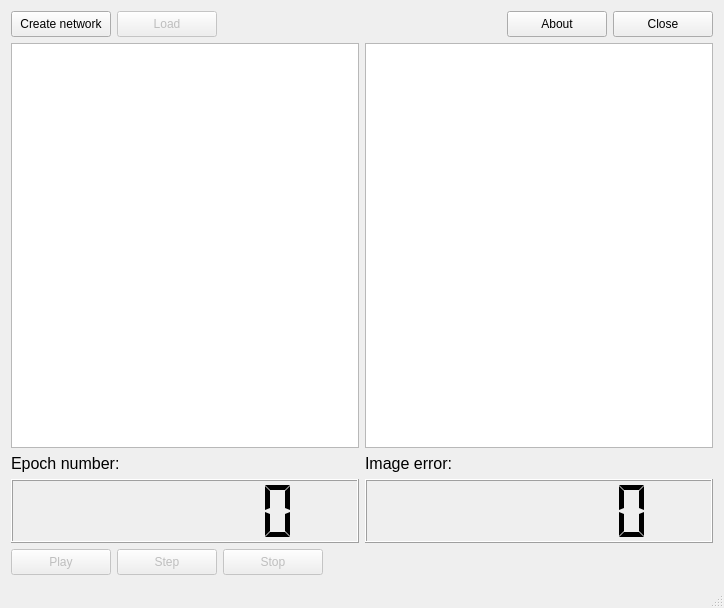
Above: app/MainWindow.ui from tom3q/cowiek-maupa before the change. Below: the same form after it.
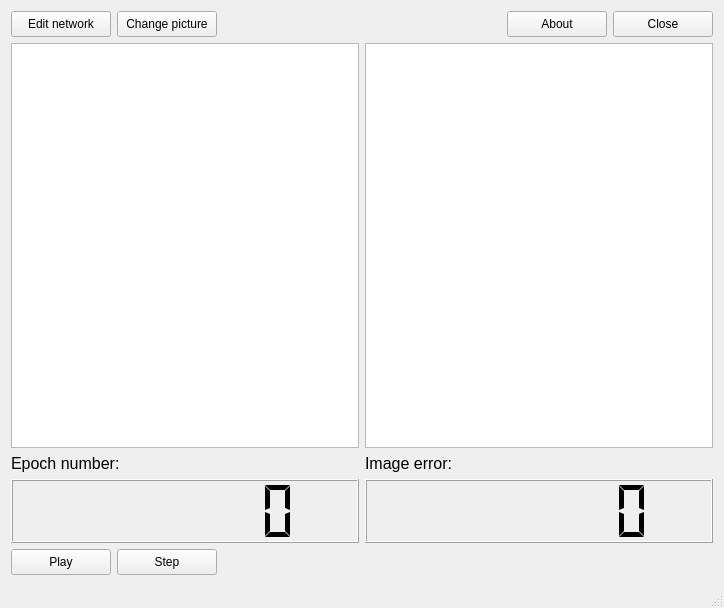
That is the form after the change.

Commit message: app: remove stop button.

Patch:
```diff
--- a/app/MainWindow.ui
+++ b/app/MainWindow.ui
@@ -32,14 +32,14 @@
          <string>Create new neural network</string>
         </property>
         <property name="text">
-         <string>Create network</string>
+         <string>Edit network</string>
         </property>
        </widget>
       </item>
       <item>
        <widget class="QPushButton" name="loadButton">
         <property name="enabled">
-         <bool>false</bool>
+         <bool>true</bool>
         </property>
         <property name="minimumSize">
          <size>
@@ -54,7 +54,7 @@
          <string>Load picture</string>
         </property>
         <property name="text">
-         <string>Load</string>
+         <string>Change picture</string>
         </property>
        </widget>
       </item>
@@ -235,7 +235,7 @@
       <item>
        <widget class="QPushButton" name="playButton">
         <property name="enabled">
-         <bool>false</bool>
+         <bool>true</bool>
         </property>
         <property name="minimumSize">
          <size>
@@ -257,7 +257,7 @@
       <item>
        <widget class="QPushButton" name="stepButton">
         <property name="enabled">
-         <bool>false</bool>
+         <bool>true</bool>
         </property>
         <property name="minimumSize">
          <size>
@@ -276,28 +276,6 @@
         </property>
        </widget>
       </item>
-      <item>
-       <widget class="QPushButton" name="stopButton">
-        <property name="enabled">
-         <bool>false</bool>
-        </property>
-        <property name="minimumSize">
-         <size>
-          <width>100</width>
-          <height>26</height>
-         </size>
-        </property>
-        <property name="toolTip">
-         <string/>
-        </property>
-        <property name="statusTip">
-         <string>Stop restoring picture</string>
-        </property>
-        <property name="text">
-         <string>Stop</string>
-        </property>
-       </widget>
-      </item>
       <item>
        <spacer name="horizontalSpacer_2">
         <property name="orientation">
```
Left out of the diff: 2 changed lines with no effect on the pictures. The commit also changes 4 other files.
